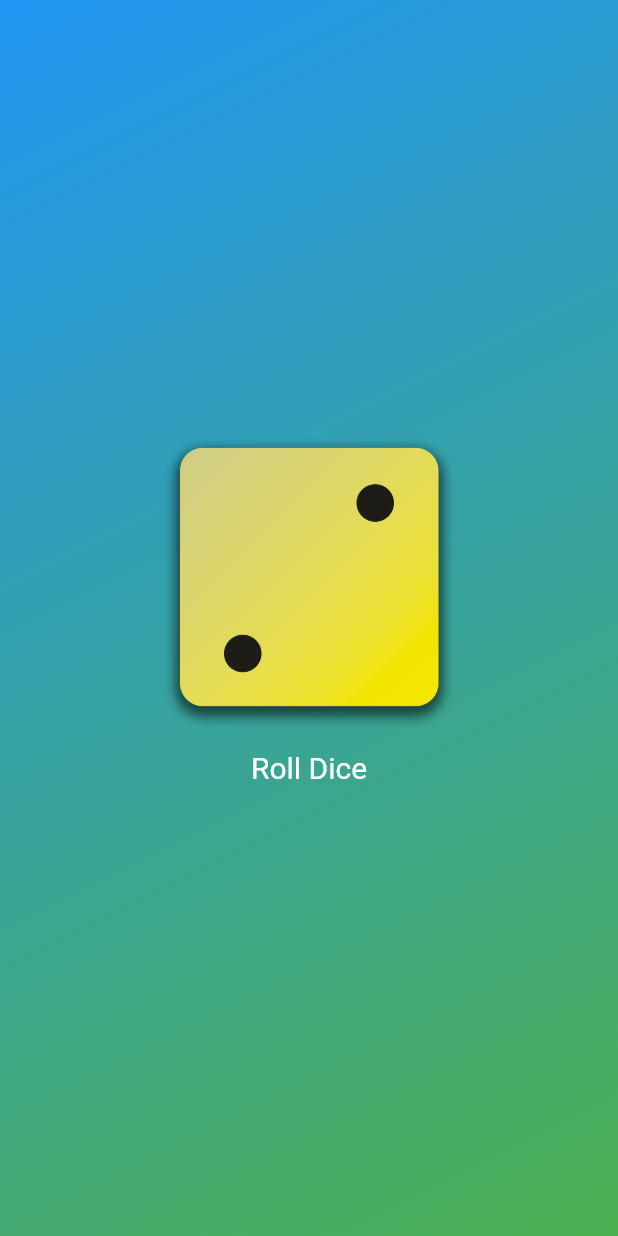
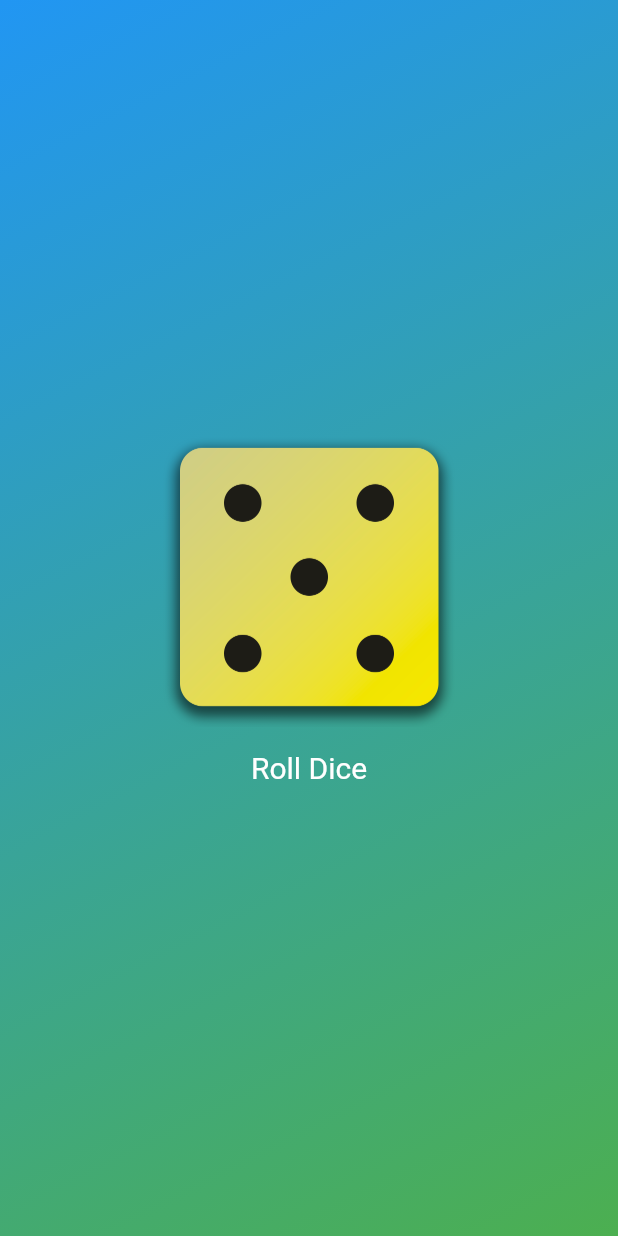
Before and after one commit to Juantrevi/flutter_app, a Flutter app: the screen it shows after launch, after a tap on "Roll Dice", on a phone screen of 412 x 824 dp. Run offline on Flutter 3.47's test engine with Material 3 defaults, Android fonts, the phone set to English and light mode, and no system bars.

```diff
--- a/lib/dice_roller.dart
+++ b/lib/dice_roller.dart
@@ -1,19 +1,22 @@
 import 'package:flutter/material.dart';
+import 'dart:math';
+
+  final randomizer = Random();
 
 class DiceRoller extends StatefulWidget {
   const DiceRoller({super.key});
 
   @override
   _DiceRollerState createState() => _DiceRollerState();
+
 }
 
 class _DiceRollerState extends State<DiceRoller> {
-  String activeDiceImage =
-      'assets/images/dice-1.png'; // replace with your actual asset path
 
+  var currentDiceRoll = 1;
   void rollDice() {
     setState((){
-      activeDiceImage = 'assets/images/dice-2.png'; // replace with your actual asset path
+      currentDiceRoll = randomizer.nextInt(6) + 1;
     });
 
   }
@@ -24,7 +27,7 @@ class _DiceRollerState extends State<DiceRoller> {
       mainAxisSize: MainAxisSize.min,
       children: [
         Image.asset(
-          activeDiceImage,
+          'assets/images/dice-$currentDiceRoll.png',
           width: 200,
         ),
         TextButton(
```
